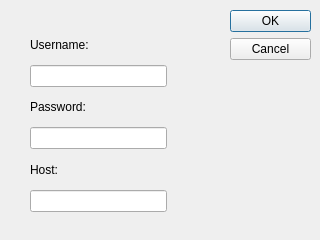
Before: the Qt Designer form MessengerClient/registerdialog.ui in boziroland/Linprog-chat, drawn with Qt 5.
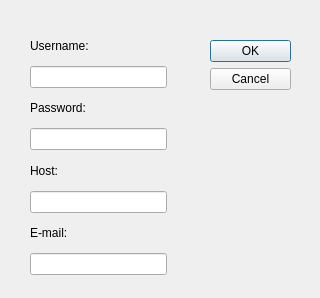
After: the same form once the commit is applied.

```diff
--- a/MessengerClient/registerdialog.ui
+++ b/MessengerClient/registerdialog.ui
@@ -7,7 +7,7 @@
     <x>0</x>
     <y>0</y>
     <width>320</width>
-    <height>240</height>
+    <height>298</height>
    </rect>
   </property>
   <property name="windowTitle">
@@ -16,8 +16,8 @@
   <widget class="QDialogButtonBox" name="buttonBox">
    <property name="geometry">
     <rect>
-     <x>230</x>
-     <y>10</y>
+     <x>210</x>
+     <y>40</y>
      <width>81</width>
      <height>221</height>
     </rect>
@@ -29,13 +29,13 @@
     <set>QDialogButtonBox::Cancel|QDialogButtonBox::Ok</set>
    </property>
   </widget>
-  <widget class="QWidget" name="layoutWidget">
+  <widget class="QWidget" name="">
    <property name="geometry">
     <rect>
      <x>30</x>
-     <y>30</y>
+     <y>31</y>
      <width>137</width>
-     <height>182</height>
+     <height>244</height>
     </rect>
    </property>
    <layout class="QVBoxLayout" name="verticalLayout">
@@ -84,6 +84,20 @@
       </property>
      </widget>
     </item>
+    <item>
+     <widget class="QLabel" name="emailLabel">
+      <property name="text">
+       <string>E-mail:</string>
+      </property>
+     </widget>
+    </item>
+    <item>
+     <widget class="QLineEdit" name="emailLine">
+      <property name="maxLength">
+       <number>30</number>
+      </property>
+     </widget>
+    </item>
    </layout>
   </widget>
  </widget>
```
